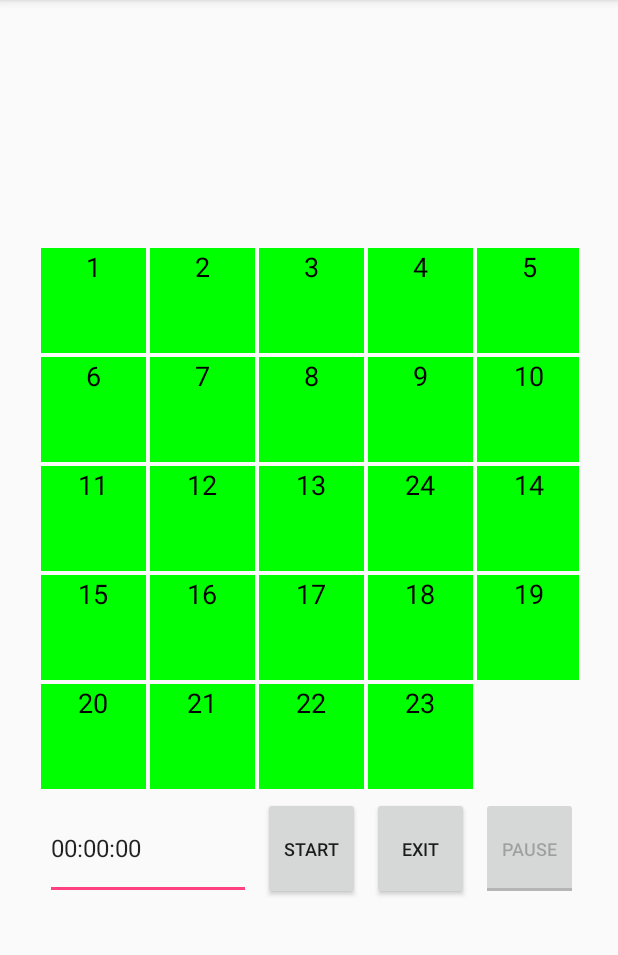
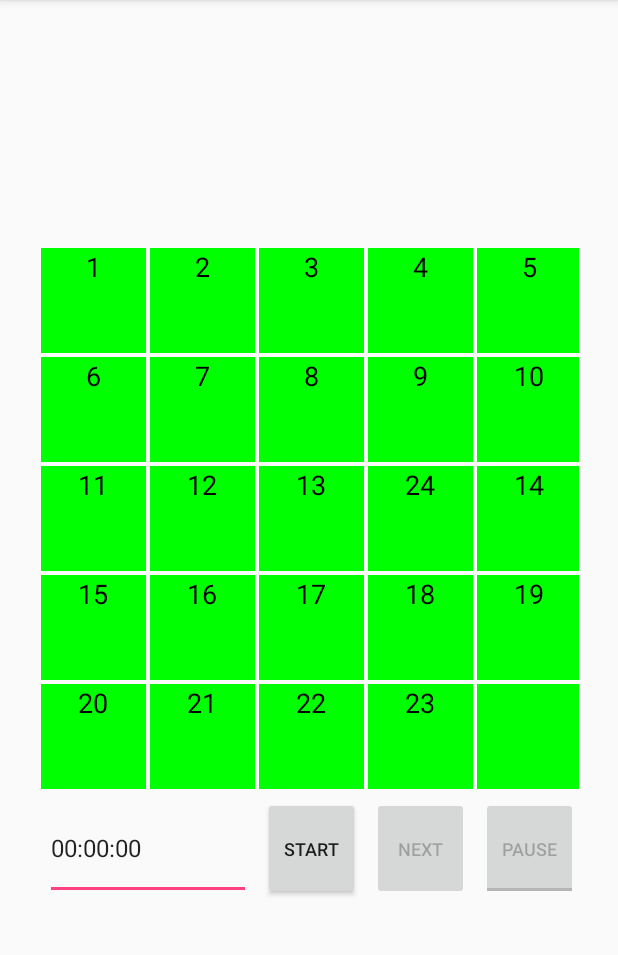
Before and after one commit to SongQian2016/SlidingPuzzle, an Android app: the NumberGameAIActivity screen opened directly, with no data from a screen before it, on a phone screen of 412 x 824 dp, the part 84-1039 px from its top. Run offline under Robolectric (Android 15) with nearby library versions, the phone set to English and light mode, and no system bars.

Commit message:
Solve conflicts and merge files.

```diff
--- a/app/src/main/java/groupapp/cs/psu/slidingpuzzle/NumberActivity.java
+++ b/app/src/main/java/groupapp/cs/psu/slidingpuzzle/NumberActivity.java
@@ -73,7 +73,6 @@ public class NumberActivity extends AppCompatActivity {
 
         startBtn = (Button) findViewById(R.id.startBt);
         tv_time = (TextView) findViewById(R.id.tv_time);
-        startBtn = (Button) findViewById(R.id.startBt);
         exitBtn = (Button) findViewById(R.id.exitBt);
         pauseBtn = (ToggleButton) findViewById(R.id.pauseBtn);
 
@@ -109,10 +108,9 @@ public class NumberActivity extends AppCompatActivity {
             public void onClick(View view) {
                 pausetimer();
                 tv_time.setText("00:00:00");
-                openMenu();
+                goBackHome();
             }
-
-            private void openMenu() {
+            private void goBackHome() {
                 Intent intent = new Intent(NumberActivity.this, NunModeSelectActivity.class);
                 startActivity(intent);
             }
--- a/app/src/main/res/layout/activity_number_game_ai.xml
+++ b/app/src/main/res/layout/activity_number_game_ai.xml
@@ -377,7 +377,7 @@
         android:visibility="visible"
         android:background="#00FF00"/>
 
-    <!--   <TextView
+      <TextView
            android:id="@+id/textView24"
            android:layout_width="70sp"
            android:layout_height="70sp"
@@ -389,7 +389,7 @@
            android:textColor="@android:color/black"
            android:textSize="18sp"
            android:visibility="visible"
-           android:background="#00FF00"/> -->
+           android:background="#00FF00"/>
 
     <EditText
         android:id="@+id/tv_time"
@@ -428,12 +428,12 @@
         />
 
     <Button
-        android:id="@+id/exitBt"
+        android:id="@+id/nextBt"
         android:layout_width="22dp"
         android:layout_height="22dp"
         android:layout_column="3"
         android:layout_gravity="fill"
-        android:text="Exit"
+        android:text="Next"
         android:textSize="12dp"
 
         />
```
Also changed, not shown: app/src/main/AndroidManifest.xml (+4 -7 lines), app/src/main/asset/myFont.ttf (added).
